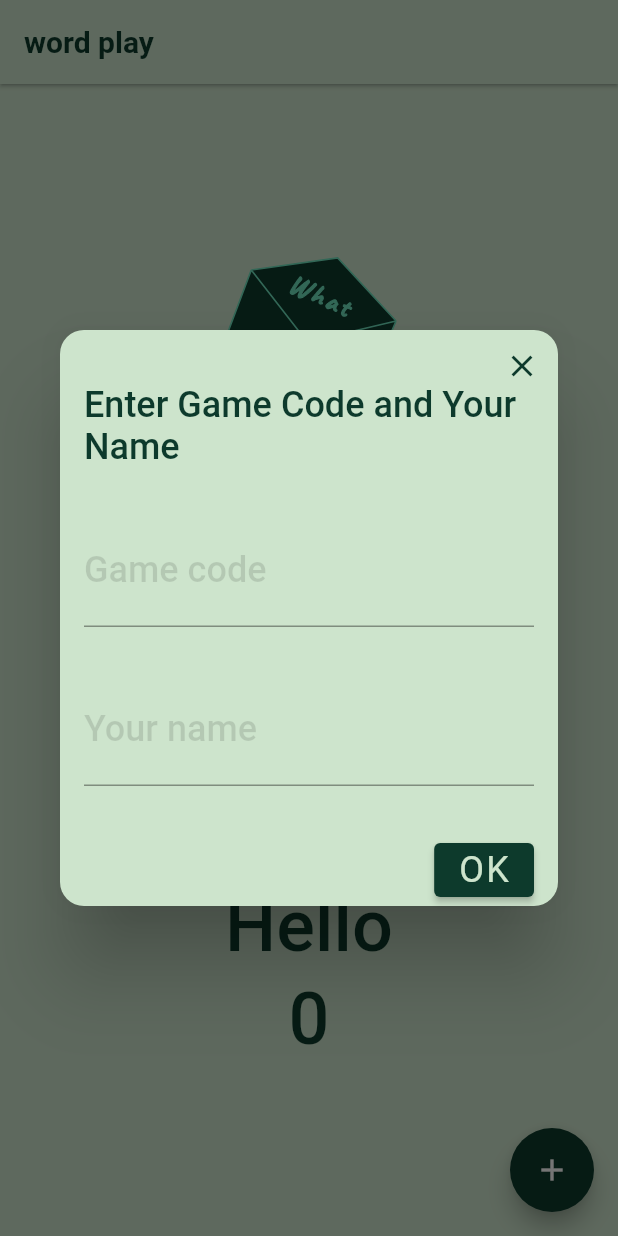
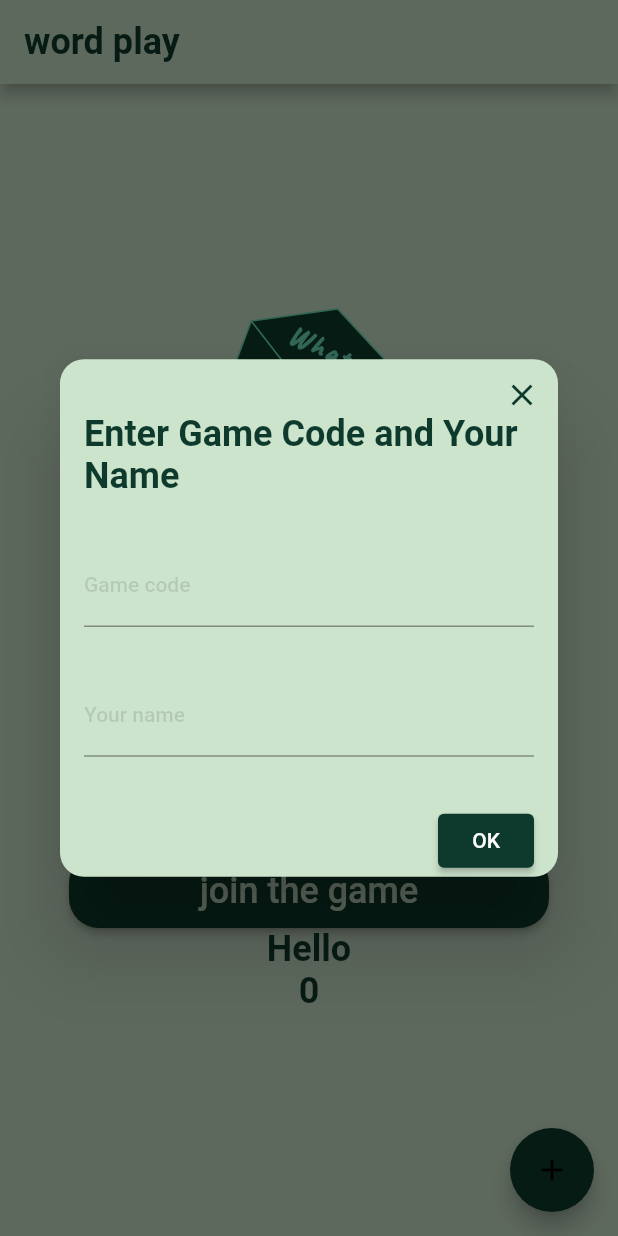
Before and after one commit to yutaDV/wordplay, a Flutter app: the screen it shows after launch, after a tap on "start a new game", on a phone screen of 412 x 824 dp. Run offline on Flutter 3.47's test engine with Material 2 defaults, Android fonts, the phone set to English and light mode, and no system bars; our stand-ins replace cloud_firestore, firebase_core, flutter_svg; accounts and stored records are empty; generated files the repository leaves out were written again; Roboto replaces fonts that are missing (Montserrat).

Commit message:
liht them norm'

```diff
--- a/lib/game_app.dart
+++ b/lib/game_app.dart
@@ -2,13 +2,12 @@ import 'package:flutter/material.dart';
 import 'package:flutter_localizations/flutter_localizations.dart';
 import 'package:flutter_svg/flutter_svg.dart';
 import 'package:wordplay/repositories/game_repository.dart';
-import 'package:wordplay/themes/light_theme.dart';
-import 'package:wordplay/ui/widget/data_input_dialog.dart';
+import 'package:wordplay/themes/theme.dart';
 import 'package:wordplay/ui/widget/main_button.dart';
 import 'package:wordplay/repositories/word_repository.dart';
 import 'package:wordplay/models/word.dart';
-import 'dialog/join_game_dialog.dart';
-import 'dialog/new_game_dialog.dart';
+import 'dialogs/join_game_dialog.dart';
+import 'dialogs/new_game_dialog.dart';
 import 'generated/l10n.dart';
 
 class GameApp extends StatelessWidget {
@@ -18,7 +17,7 @@ class GameApp extends StatelessWidget {
   Widget build(BuildContext context) {
     return MaterialApp(
       title: 'Flutter Demo',
-      theme: lightTheme,
+      theme: AppThemes.lightTheme,
       localizationsDelegates: const [
         S.delegate,
         GlobalMaterialLocalizations.delegate,
@@ -60,7 +59,6 @@ class _MyHomePageState extends State<MyHomePage> {
   Widget build(BuildContext context) {
     return Scaffold(
       appBar: AppBar(
-        backgroundColor: lightTheme.appBarTheme.backgroundColor,
         title: Text(S.of(context).appTitle),
       ),
       body: Center(
@@ -77,7 +75,7 @@ class _MyHomePageState extends State<MyHomePage> {
             ),
             Text(
               'What is it?',
-              style: Theme.of(context).textTheme.bodyLarge,
+              style: Theme.of(context).textTheme.titleLarge,
             ),
             MainButton(
               text: S.of(context).addWord,
@@ -101,11 +99,11 @@ class _MyHomePageState extends State<MyHomePage> {
             ),
             Text(
               S.of(context).hello,
-              style: Theme.of(context).textTheme.bodyLarge,
+              style: Theme.of(context).textTheme.bodyMedium,
             ),
             Text(
               '$_counter',
-              style: Theme.of(context).textTheme.bodyLarge,
+              style: Theme.of(context).textTheme.bodyMedium,
             ),
           ],
         ),
@@ -114,7 +112,6 @@ class _MyHomePageState extends State<MyHomePage> {
         onPressed: _incrementCounter,
         tooltip: 'Increment',
         child: const Icon(Icons.add),
-        backgroundColor: Theme.of(context).primaryColor,
       ),
     );
   }
--- /dev/null
+++ b/lib/themes/font_family.dart
@@ -0,0 +1,7 @@
+
+class FontFamily{
+  FontFamily._();
+
+  static String productSans = "Montserrat";
+  static String roboto = "Roboto";
+}
--- /dev/null
+++ b/lib/themes/theme.dart
@@ -0,0 +1,89 @@
+import 'package:flutter/material.dart';
+import 'font_family.dart';
+
+class AppThemes {
+  AppThemes._();
+
+  // Constants color range for light theme
+  static const Color _lightPrimaryColor = Color(0xFF0D3A2C);
+  static const Color _lightBackgroundColor = Color(0xFFCDE4CC);
+  static const Color _lightButtonTextColor = Color(0xFFCDE4CC);
+  static const Color _lightButtonPrimaryColor = Color(0xFF0D3A2C);
+  static const Color _lightAppBarColor = Color(0xFFCDE4CC);
+
+  static Color _lightIconColor = Color(0xFF0D3A2C);
+  static  Color _lightErrorColor = Color(0xFFA80B1C);
+
+  // Text theme for light theme
+  static const TextStyle _lightWelcomeTextStyle = TextStyle(
+    fontSize: 48.0,
+    color: _lightPrimaryColor,
+    letterSpacing: 0.04,
+    height: 1.3,
+  );
+  static const TextStyle _lightAppBarTextStyle = TextStyle(
+    fontSize: 20.0,
+    color: _lightPrimaryColor,
+    fontWeight: FontWeight.w700,
+  );
+  static const TextStyle _lightButtonTextStyle = TextStyle(
+    fontSize: 24.0,
+    fontWeight: FontWeight.w500,
+    color: _lightButtonTextColor,
+  );
+
+  static const TextStyle _lightMediumTextStyle = TextStyle(
+    fontSize: 24.0,
+    fontWeight: FontWeight.w700,
+    color: _lightPrimaryColor,
+  );
+
+  static  final TextTheme _lightTextTheme = TextTheme(
+    titleLarge: _lightWelcomeTextStyle,
+    bodyMedium: _lightMediumTextStyle,
+    bodySmall: _lightAppBarTextStyle,
+    titleMedium: _lightButtonTextStyle,
+  );
+
+  // Constants color range for dark theme
+  static const Color _darkPrimaryColor = Colors.white;
+  static const Color _darkPrimaryVariantColor = Colors.black;
+  static const Color _darkSecondaryColor = Colors.white;
+  static const Color _darkOnPrimaryColor = Colors.white;
+  static const Color _darkButtonPrimaryColor = Colors.deepPurpleAccent;
+  static const Color _darkAppBarColor = Colors.deepPurpleAccent;
+  static Color _darkIconColor = Colors.deepPurpleAccent;
+  static Color _darkSnackBarBackgroundErrorColor = Colors.redAccent;
+
+  // Text theme for dark theme
+
+  // The light theme
+  static final ThemeData lightTheme = ThemeData(
+    fontFamily: FontFamily.productSans,
+    scaffoldBackgroundColor: _lightBackgroundColor,
+    floatingActionButtonTheme: const FloatingActionButtonThemeData(
+      backgroundColor: _lightButtonPrimaryColor,
+    ),
+    appBarTheme: AppBarTheme(
+      color: _lightAppBarColor,
+      iconTheme: const IconThemeData(color: _lightPrimaryColor),
+      toolbarTextStyle: _lightTextTheme.bodyText2,
+      titleTextStyle: _lightTextTheme.bodyText2,
+    ),
+    colorScheme: const ColorScheme.light(
+      primary: _lightPrimaryColor,
+      secondary: _lightBackgroundColor,
+    ),
+    snackBarTheme: const SnackBarThemeData(
+      backgroundColor: _lightBackgroundColor,
+    ),
+    iconTheme: IconThemeData(
+      color: _lightIconColor,
+    ),
+    textTheme: _lightTextTheme,
+    buttonTheme: ButtonThemeData(
+      buttonColor: _lightButtonPrimaryColor,
+      textTheme: ButtonTextTheme.primary,
+    ),
+  );
+}
--- a/lib/ui/widget/data_input_dialog.dart
+++ b/lib/ui/widget/data_input_dialog.dart
@@ -33,9 +33,9 @@ class _DataInputDialogState extends State<DataInputDialog> {
   Widget build(BuildContext context) {
     final ThemeData theme = Theme.of(context);
     return Dialog(
-      backgroundColor: theme.scaffoldBackgroundColor, // Колір фону діалогового вікна
+      backgroundColor: theme.scaffoldBackgroundColor,
       shape: RoundedRectangleBorder(
-        borderRadius: BorderRadius.circular(16.0), // Коло в кутах діалога
+        borderRadius: BorderRadius.circular(16.0),
       ),
       child: Stack(
         children: [
@@ -55,7 +55,7 @@ class _DataInputDialogState extends State<DataInputDialog> {
                   padding: const EdgeInsets.all(16.0),
                   child: TextField(
                     controller: controllers[i],
-                    style: theme.textTheme.bodyMedium,
+                    style: theme.textTheme.bodyLarge,
                     decoration: InputDecoration(
                       labelText: widget.questions[i],
                       labelStyle: TextStyle(color: Colors.black12), // Колір тексту мітки
@@ -78,10 +78,6 @@ class _DataInputDialogState extends State<DataInputDialog> {
                     },
                     child: Text(
                         S.of(context).ok,
-                        style: theme.textTheme.labelSmall
-                    ),
-                    style: ButtonStyle(
-                      backgroundColor: MaterialStateProperty.all(theme.primaryColor),
                     ),
                   ),
                 ),
@@ -95,7 +91,6 @@ class _DataInputDialogState extends State<DataInputDialog> {
             child: IconButton(
               icon: Icon(
                 Icons.close,
-                color: theme.primaryColor,
               ),
               onPressed: () {
                 Navigator.of(context).pop();
--- a/lib/ui/widget/main_button.dart
+++ b/lib/ui/widget/main_button.dart
@@ -19,7 +19,6 @@ class MainButton extends StatelessWidget {
       child: ElevatedButton(
         onPressed: onPressed,
         style: ElevatedButton.styleFrom(
-          backgroundColor: theme.primaryColor, // Використовуємо колір фону з теми
           shape: RoundedRectangleBorder(
             borderRadius: BorderRadius.circular(20.0),
           ),
@@ -27,7 +26,7 @@ class MainButton extends StatelessWidget {
         child: Center(
           child: Text(
             text,
-            style: theme.textTheme.labelSmall, // Використовуємо стиль тексту з теми
+            style: Theme.of(context).textTheme.titleMedium,
           ),
         ),
       ),
```
Also changed, not shown: lib/dialogs/join_game_dialog.dart (renamed from lib/dialog/join_game_dialog.dart), lib/dialogs/new_game_dialog.dart (renamed from lib/dialog/new_game_dialog.dart), lib/themes/dark_theme.dart (deleted).
